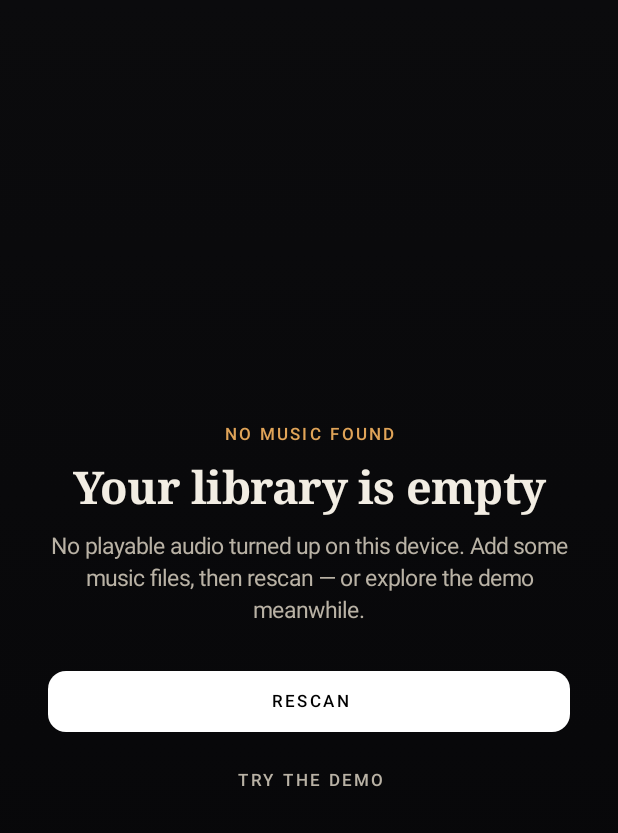
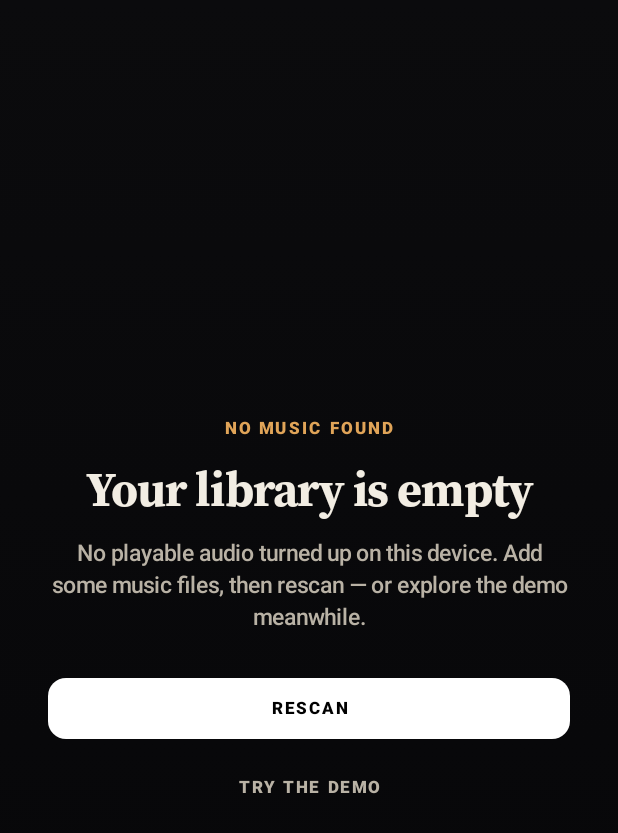
Before and after one commit to alekslime/Sonora, an Android app built with Jetpack Compose: the screen it shows after launch (MainActivity), on a phone screen of 412 x 824 dp. Shown: the top 833 px of the screen. Run offline under Robolectric (Android 15) with nearby library versions, the phone set to English and light mode, and no system bars; Roboto replaces fonts that are not available here.

Commit message:
Nova rebrand: typography ramp

```diff
--- a/app/src/main/java/com/sonora/theme/Type.kt
+++ b/app/src/main/java/com/sonora/theme/Type.kt
@@ -8,57 +8,60 @@ import androidx.compose.ui.text.font.FontWeight
 import androidx.compose.ui.unit.sp
 
 /**
- * M0 typography. Offline-safe platform families with a record-label voice:
- * serif display, neutral grotesque UI text, wide-tracked caps labels,
- * monospace for time/technical readouts.
+ * Sonora Nova typography — twin of the Figma Sonora text styles.
+ * Display face is Space Grotesk in Figma; on-device it resolves to
+ * the platform grotesque (bundled-font hook: see SonoraFonts) with
+ * the same ramp: Display 32/36 Bold -0.6, Headline 24/29 Medium,
+ * Title 17 ExtraBold-ish, Body 15 Medium, caps labels + mono.
  */
 @Immutable
 data class SonoraTypography(
     val display: TextStyle = TextStyle(
-        fontFamily = FontFamily.Serif,
-        fontWeight = FontWeight.SemiBold,
-        fontSize = 30.sp,
-        lineHeight = 34.sp,
-        letterSpacing = (-0.5).sp,
+        fontFamily = SonoraFonts.display,
+        fontWeight = FontWeight.Bold,
+        fontSize = 32.sp,
+        lineHeight = 36.sp,
+        letterSpacing = (-0.6).sp,
     ),
     val headline: TextStyle = TextStyle(
-        fontFamily = FontFamily.Serif,
+        fontFamily = SonoraFonts.display,
         fontWeight = FontWeight.Medium,
-        fontSize = 22.sp,
-        lineHeight = 26.sp,
+        fontSize = 24.sp,
+        lineHeight = 29.sp,
+        letterSpacing = (-0.4).sp,
     ),
     val title: TextStyle = TextStyle(
-        fontFamily = FontFamily.SansSerif,
-        fontWeight = FontWeight.SemiBold,
+        fontFamily = SonoraFonts.ui,
+        fontWeight = FontWeight.ExtraBold,
         fontSize = 17.sp,
         lineHeight = 22.sp,
         letterSpacing = (-0.2).sp,
     ),
     val body: TextStyle = TextStyle(
-        fontFamily = FontFamily.SansSerif,
-        fontWeight = FontWeight.Normal,
+        fontFamily = SonoraFonts.ui,
+        fontWeight = FontWeight.Medium,
         fontSize = 15.sp,
         lineHeight = 21.sp,
     ),
     val caption: TextStyle = TextStyle(
-        fontFamily = FontFamily.SansSerif,
-        fontWeight = FontWeight.Normal,
+        fontFamily = SonoraFonts.ui,
+        fontWeight = FontWeight.Medium,
         fontSize = 13.sp,
         lineHeight = 17.sp,
     ),
     /** Small caps labels: apply .uppercase() at the call site. */
     val labelCaps: TextStyle = TextStyle(
-        fontFamily = FontFamily.SansSerif,
-        fontWeight = FontWeight.Medium,
+        fontFamily = SonoraFonts.ui,
+        fontWeight = FontWeight.ExtraBold,
         fontSize = 11.sp,
         lineHeight = 14.sp,
-        letterSpacing = 2.sp,
+        letterSpacing = 1.8.sp,
     ),
     val mono: TextStyle = TextStyle(
         fontFamily = FontFamily.Monospace,
         fontWeight = FontWeight.Normal,
-        fontSize = 13.sp,
-        lineHeight = 17.sp,
+        fontSize = 12.sp,
+        lineHeight = 16.sp,
     ),
 )
 
```
